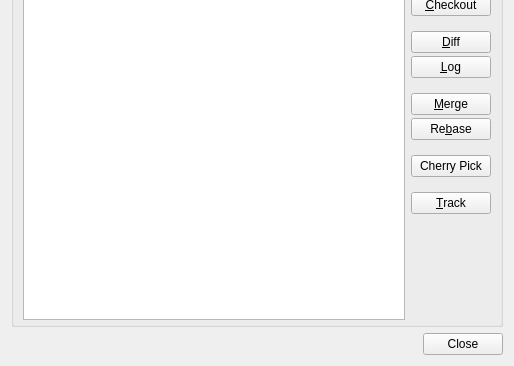
qt-creator/qt-creator, file src/plugins/git/branchdialog.ui: the form before one commit; both pictures show x 0 to 514 and y 161 to 527 of the 514 by 527 pixel window.
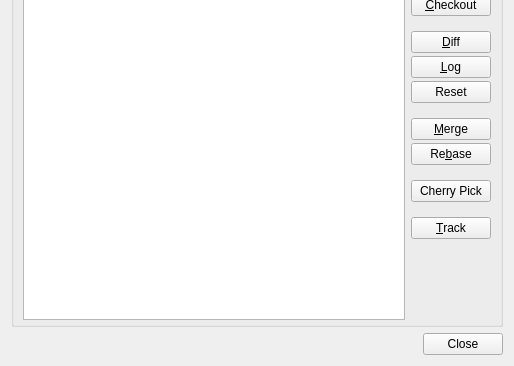
The form after the commit.

Commit message:
Git: Add reset button to branches dialog
Task-number: QTCREATORBUG-11391

The edit to the form file:
```diff
--- a/src/plugins/git/branchdialog.ui
+++ b/src/plugins/git/branchdialog.ui
@@ -130,6 +130,13 @@
             </property>
            </widget>
           </item>
+          <item>
+           <widget class="QPushButton" name="resetButton">
+            <property name="text">
+             <string>Reset</string>
+            </property>
+           </widget>
+          </item>
          </layout>
         </item>
         <item>
```
The commit also changes 2 other files.
